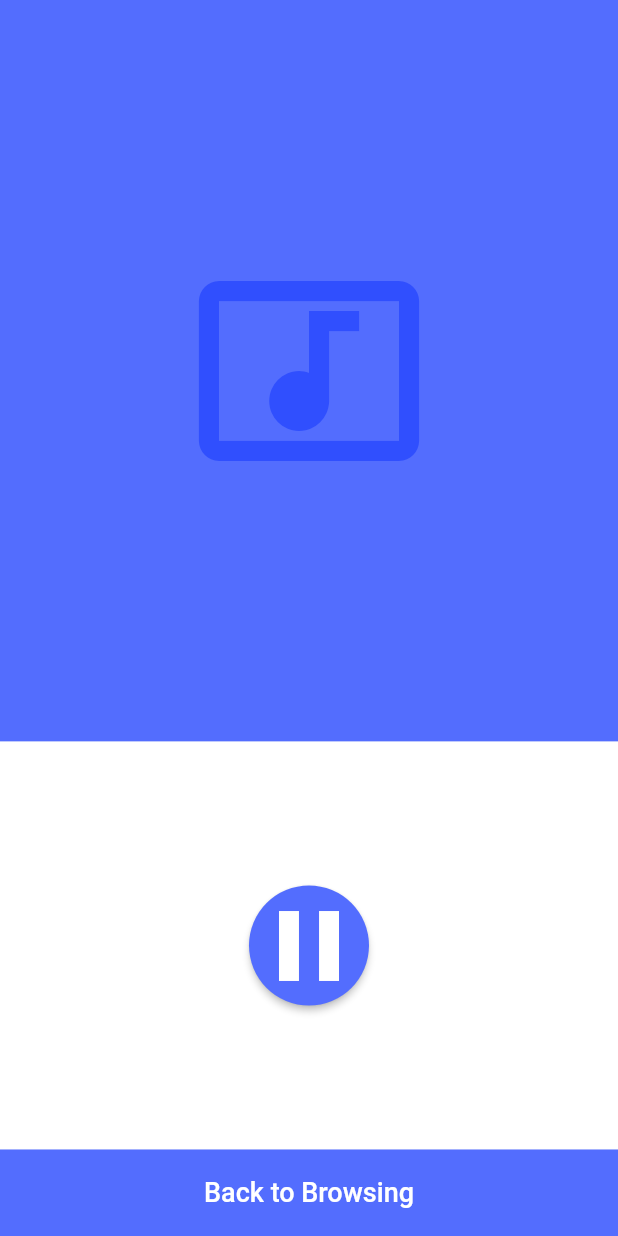
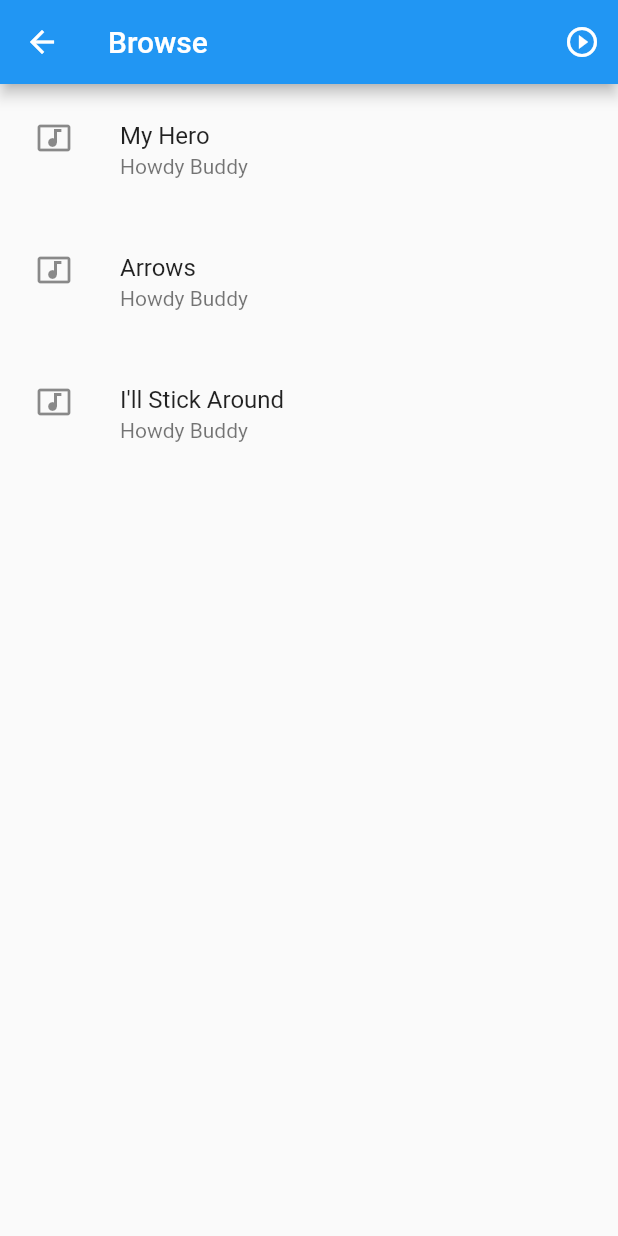
Before and after one commit to AgentTango/duplex, a Flutter app: the screen it shows after launch, after a tap on the "airplay" icon, on a phone screen of 412 x 824 dp. Run offline on Flutter 3.47's test engine with Material 2 defaults, Android fonts, the phone set to English and light mode, and no system bars; our stand-ins replace chewie, cloud_firestore, firebase_core, video_player; accounts and stored records are empty.

Commit message:
added the browser page

```diff
--- a/lib/main.dart
+++ b/lib/main.dart
@@ -1,6 +1,7 @@
 import 'package:flutter/material.dart';
 import 'package:duplex/pages/video_page.dart';
 import 'package:duplex/pages/remote_page.dart';
+import 'package:duplex/pages/browser_page.dart';
 
 void main() {
   runApp(MyApp());
@@ -15,6 +16,7 @@ class MyApp extends StatelessWidget {
       routes: <String, WidgetBuilder>{
         '/video_page': (BuildContext context) => VideoPage(),
         '/remote_page': (BuildContext context) => RemoteControlPage(),
+        '/browser_page': (BuildContext context) => BrowserPage(),
       },
     );
   }
@@ -30,7 +32,7 @@ class MyHomePage extends StatelessWidget {
           children: <Widget>[
             RawMaterialButton(
               onPressed: () {
-                Navigator.of(context).pushNamed("/remote_page");
+                Navigator.of(context).pushNamed("/browser_page");
               },
               child: Icon(
                 Icons.airplay,
--- /dev/null
+++ b/lib/pages/browser_page.dart
@@ -0,0 +1,60 @@
+import 'package:flutter/material.dart';
+
+class BrowserPage extends StatelessWidget {
+  @override
+  Widget build(BuildContext context) {
+    return Scaffold(
+      appBar: AppBar(
+        title: Text(
+          "Browse",
+        ),
+        actions: <Widget>[
+          IconButton(
+            onPressed: () {
+              Navigator.of(context).pushNamed("/remote_page");
+            },
+            icon: Icon(Icons.play_circle_outline),
+          )
+        ],
+      ),
+      body: VideoList(),
+    );
+  }
+}
+
+class VideoList extends StatefulWidget {
+  @override
+  _VideoListState createState() => _VideoListState();
+}
+
+class _VideoListState extends State<VideoList> {
+
+  List<String> titles = ['My Hero', 'Arrows', 'I\'ll Stick Around'];
+  String subtitle = "Howdy Buddy";
+
+  @override
+  Widget build(BuildContext context) {
+
+    return ListView.builder(
+      itemBuilder: (BuildContext context, int index) {
+        return videoListItem(titles[index], subtitle);
+      },
+      itemCount: titles.length,
+
+    );
+  }
+
+  Widget videoListItem(String title, String subtitle) {
+    return Padding(
+      padding: const EdgeInsets.all(8.0),
+      child: ListTile(
+        onTap: (){
+          Navigator.of(context).pushNamed("/video_page");
+        },
+        title: Text(title),
+        subtitle: Text(subtitle),
+        leading: Icon(Icons.music_video),
+      ),
+    );
+  }
+}
```
